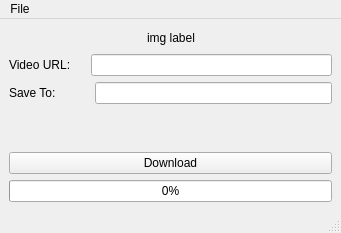
Above: gui_qt-designer.ui from yasoob/youtube-dl-GUI before the change. Below: the same form after it.
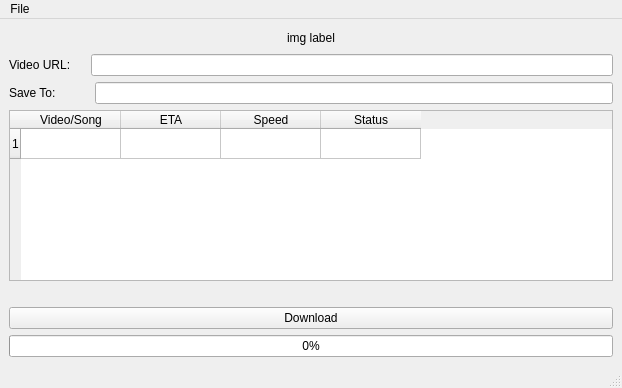
That is the form after the change.

Commit message: revamped everything. Added Qtable widget. Now one problem remains. Can not display separate info for two downloads.

Diff of the .ui file:
```diff
--- a/gui_qt-designer.ui
+++ b/gui_qt-designer.ui
@@ -6,8 +6,8 @@
    <rect>
     <x>0</x>
     <y>0</y>
-    <width>341</width>
-    <height>233</height>
+    <width>622</width>
+    <height>388</height>
    </rect>
   </property>
   <property name="windowTitle">
@@ -80,7 +80,7 @@
          </spacer>
         </item>
         <item>
-         <widget class="QLineEdit" name="lineEdit_2"/>
+         <widget class="QLineEdit" name="lineEdit"/>
         </item>
        </layout>
       </item>
@@ -110,10 +110,56 @@
          </spacer>
         </item>
         <item>
-         <widget class="QLineEdit" name="lineEdit_3"/>
+         <widget class="QLineEdit" name="lineEdit_2"/>
         </item>
        </layout>
       </item>
+      <item alignment="Qt::AlignVCenter">
+       <widget class="QTableWidget" name="tableWidget">
+        <property name="contextMenuPolicy">
+         <enum>Qt::DefaultContextMenu</enum>
+        </property>
+        <property name="sortingEnabled">
+         <bool>true</bool>
+        </property>
+        <property name="rowCount">
+         <number>1</number>
+        </property>
+        <property name="columnCount">
+         <number>4</number>
+        </property>
+        <attribute name="verticalHeaderDefaultSectionSize">
+         <number>30</number>
+        </attribute>
+        <attribute name="verticalHeaderMinimumSectionSize">
+         <number>20</number>
+        </attribute>
+        <attribute name="verticalHeaderShowSortIndicator" stdset="0">
+         <bool>false</bool>
+        </attribute>
+        <row/>
+        <column>
+         <property name="text">
+          <string>Video/Song</string>
+         </property>
+        </column>
+        <column>
+         <property name="text">
+          <string>ETA</string>
+         </property>
+        </column>
+        <column>
+         <property name="text">
+          <string>Speed</string>
+         </property>
+        </column>
+        <column>
+         <property name="text">
+          <string>Status</string>
+         </property>
+        </column>
+       </widget>
+      </item>
       <item>
        <spacer name="verticalSpacer">
         <property name="orientation">
@@ -150,7 +196,7 @@
     <rect>
      <x>0</x>
      <y>0</y>
-     <width>341</width>
+     <width>622</width>
      <height>25</height>
     </rect>
    </property>
```
Left out of the diff: 19 changed lines with no effect on the pictures. The commit also changes 2 other files.
